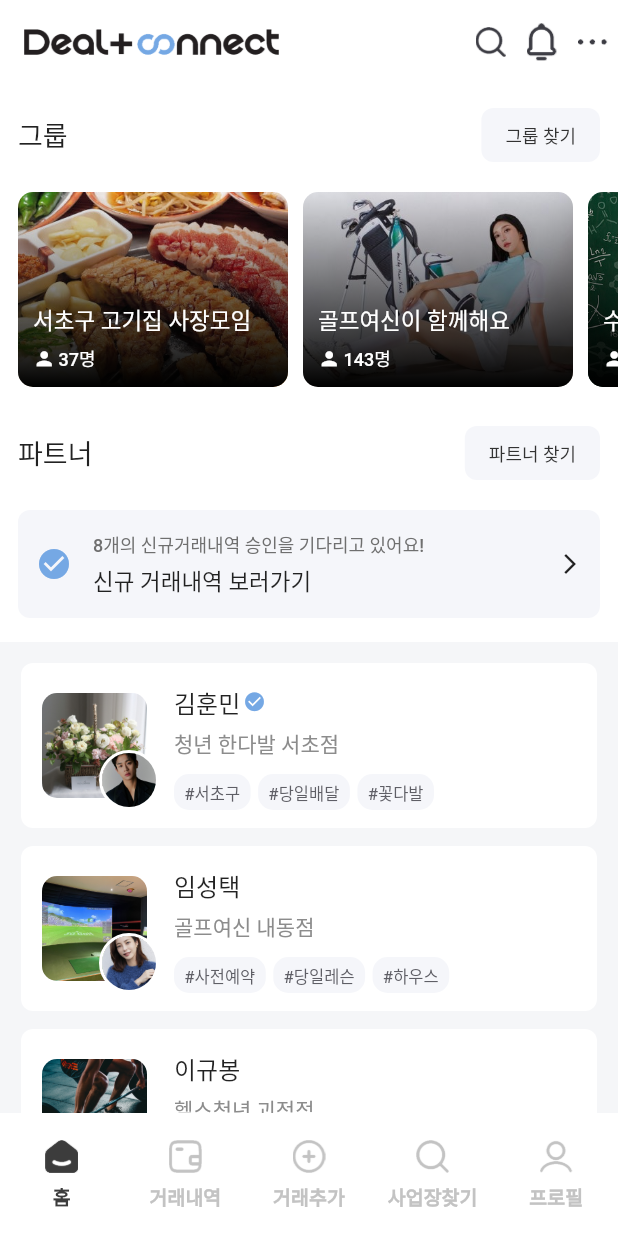
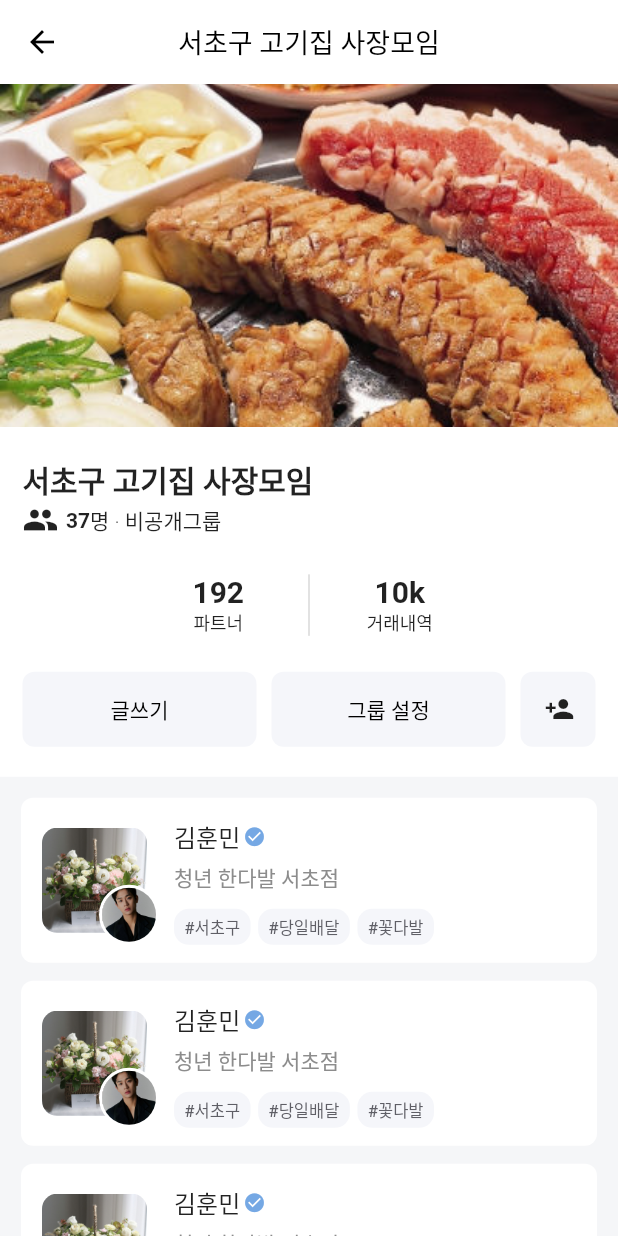
Before and after one commit to HunMin0/new_dandc, a Flutter app: the DefaultPage screen opened by its route, after a tap on "서초구 고기집 사장모임", on a phone screen of 412 x 824 dp. Run offline on Flutter 3.47's test engine with Material 3 defaults, Android fonts, the phone set to English and light mode, and no system bars; our stand-ins replace cached_network_image, file_picker, fluttertoast, hexcolor, image_picker and 2 more; missing offline and left inert: dart:ffi; accounts and stored records are empty; Roboto replaces fonts that are missing (NotoSans).

Commit message:
택이 그룹상세페이지 작업중

```diff
--- a/lib/db/group_data.dart
+++ b/lib/db/group_data.dart
@@ -4,6 +4,7 @@ import 'package:flutter/material.dart';
 
 final List<Map<String, dynamic>> groupDataList = [
   {
+    'id': 1,
     'imagePath': 'main_sample01',
     'title': '서초구 고기집 사장모임',
     'category': '미식/친목',
@@ -11,6 +12,7 @@ final List<Map<String, dynamic>> groupDataList = [
     'link':'#',
   },
   {
+    'id': 2,
     'imagePath': 'main_sample02',
     'title': '골프여신이 함께해요',
     'category': '스포츠/레져',
@@ -18,6 +20,7 @@ final List<Map<String, dynamic>> groupDataList = [
     'link':'#',
   },
   {
+    'id': 3,
     'imagePath': 'main_sample03',
     'title': '수학의정석 시즌1',
     'category': '교육/레슨',
@@ -25,6 +28,7 @@ final List<Map<String, dynamic>> groupDataList = [
     'link':'#',
   },
   {
+    'id': 4,
     'imagePath': 'main_sample04',
     'title': '골프는 자세가 중요해',
     'category': '공부/학습',
--- a/lib/pages/business/business_detail/business_detail_info.dart
+++ b/lib/pages/business/business_detail/business_detail_info.dart
@@ -201,7 +201,8 @@ class _BusinessDetailInfoState extends State<BusinessDetailInfo> {
               ),
             ],
           ),
-        ));
+        )
+    );
   }
 
 // 반복태그
--- /dev/null
+++ b/lib/pages/group/components/group_button.dart
@@ -0,0 +1,90 @@
+import 'package:flutter/material.dart';
+
+class GroupButton extends StatelessWidget {
+  const GroupButton({Key? key}) : super(key: key);
+
+  @override
+  Widget build(BuildContext context) {
+    return Row(
+      children: [
+        _reanderButton(btnName: '글쓰기', onPressed: (){},),
+        SizedBox(
+          width: 10.0,
+        ),
+        _reanderButton(btnName: '그룹 설정', onPressed: (){},),
+        SizedBox(width: 10.0,),
+        _iconButton(btnIcons: Icons.person_add, onPressed: (){},),
+      ],
+    );
+  }
+}
+
+class _iconButton extends StatelessWidget {
+  final IconData btnIcons;
+  final VoidCallback onPressed;
+
+  const _iconButton({
+    required this.btnIcons,
+    required this.onPressed,
+    super.key,
+  });
+
+  @override
+  Widget build(BuildContext context) {
+    return Container(
+      width: 50.0,
+      child: ElevatedButton(
+        onPressed: onPressed,
+        child: Icon(
+          size: 20.0,
+          btnIcons,
+          color: Colors.black87,
+        ),
+        style: ElevatedButton.styleFrom(
+          minimumSize: Size(double.infinity, 50),
+          backgroundColor: Color(0xFFF5F6FA),
+          foregroundColor: Color(0xFFF5F6FA),
+          elevation: 0,
+          shape: RoundedRectangleBorder(
+              borderRadius: BorderRadius.circular(8.0)),
+        ),
+      ),
+    );
+  }
+}
+
+
+class _reanderButton extends StatelessWidget {
+  final String btnName;
+  final VoidCallback onPressed;
+
+  const _reanderButton({
+    required this.btnName,
+    required this.onPressed,
+    super.key,
+  });
+
+  @override
+  Widget build(BuildContext context) {
+    return Expanded(
+      child: ElevatedButton(
+        onPressed: onPressed,
+        child: Text(
+          btnName,
+          style: TextStyle(
+              color: Colors.black,
+              fontSize: 14.0,
+              fontWeight: FontWeight.w500),
+        ),
+        style: ElevatedButton.styleFrom(
+          minimumSize: Size(double.infinity, 50),
+          backgroundColor: Color(0xFFF5F6FA),
+          foregroundColor: Color(0xFFF5F6FA),
+          elevation: 0,
+          shape: RoundedRectangleBorder(
+              borderRadius: BorderRadius.circular(8.0)),
+        ),
+      ),
+    );
+  }
+}
--- /dev/null
+++ b/lib/pages/group/components/group_condition.dart
@@ -0,0 +1,68 @@
+import 'package:flutter/material.dart';
+
+class GroupCondition extends StatelessWidget {
+  final int partner;
+  final dynamic history;
+
+  const GroupCondition({
+    required this.partner,
+    required this.history,
+
+    Key? key}) : super(key: key);
+
+  @override
+  Widget build(BuildContext context) {
+    return IntrinsicHeight(
+      child: Row(
+        crossAxisAlignment: CrossAxisAlignment.stretch,
+        mainAxisAlignment: MainAxisAlignment.center,
+        children: [
+          _buildUserTab(
+            partner.toString(),
+            '파트너',
+          ),
+          _buildTabLine(),
+          _buildUserTab(
+            history,
+            '거래내역',
+          ),
+        ],
+      ),
+    );
+  }
+}
+
+Widget _buildUserTab(String tabData, String tabTitle) {
+  final tabDataStyle = TextStyle(
+    fontWeight: FontWeight.w700,
+    fontSize: 20.0,
+  );
+  final tabTitleStyle = TextStyle(
+    fontWeight: FontWeight.w400,
+    fontSize: 12.0,
+  );
+
+  return Container(
+    width: 120.0,
+    child: Column(
+      children: [
+        Text(
+          tabData,
+          style: tabDataStyle,
+        ),
+        Text(
+          tabTitle,
+          style: tabTitleStyle,
+        ),
+      ],
+    ),
+  );
+}
+
+Widget _buildTabLine() {
+  return Container(
+    width: 1.0,
+    height: double.infinity,
+    color: const Color(0xFFD9D9D9),
+  );
+}
--- /dev/null
+++ b/lib/pages/group/components/group_data.dart
@@ -0,0 +1,79 @@
+import 'package:flutter/material.dart';
+
+// 메인 파트너 세로 리스트
+
+final List<Map<String, dynamic>> groupDataList = [
+  {
+    'avaterImagePath':'main_sample_avater',
+    'bgImagePath': 'main_sample05',
+    'companyName': '청년 한다발 서초점',
+    'userName': '김훈민',
+    'tagList': ['#서초구', '#당일배달', '#꽃다발'],
+    'newMark': true,
+    'link':'#',
+  },
+  {
+    'avaterImagePath':'main_sample_avater',
+    'bgImagePath': 'main_sample05',
+    'companyName': '청년 한다발 서초점',
+    'userName': '김훈민',
+    'tagList': ['#서초구', '#당일배달', '#꽃다발'],
+    'newMark': true,
+    'link':'#',
+  },
+  {
+    'avaterImagePath':'main_sample_avater',
+    'bgImagePath': 'main_sample05',
+    'companyName': '청년 한다발 서초점',
+    'userName': '김훈민',
+    'tagList': ['#서초구', '#당일배달', '#꽃다발'],
+    'newMark': true,
+    'link':'#',
+  },
+  {
+    'avaterImagePath':'main_sample_avater',
+    'bgImagePath': 'main_sample05',
+    'companyName': '청년 한다발 서초점',
+    'userName': '김훈민',
+    'tagList': ['#서초구', '#당일배달', '#꽃다발'],
+    'newMark': true,
+    'link':'#',
+  },
+  {
+    'avaterImagePath':'main_sample_avater',
+    'bgImagePath': 'main_sample05',
+    'companyName': '청년 한다발 서초점',
+    'userName': '김훈민',
+    'tagList': ['#서초구', '#당일배달', '#꽃다발'],
+    'newMark': true,
+    'link':'#',
+  },
+  {
+    'avaterImagePath':'main_sample_avater',
+    'bgImagePath': 'main_sample05',
+    'companyName': '청년 한다발 서초점',
+    'userName': '김훈민',
+    'tagList': ['#서초구', '#당일배달', '#꽃다발'],
+    'newMark': true,
+    'link':'#',
+  },
+  {
+    'avaterImagePath':'main_sample_avater',
+    'bgImagePath': 'main_sample05',
+    'companyName': '청년 한다발 서초점',
+    'userName': '김훈민',
+    'tagList': ['#서초구', '#당일배달', '#꽃다발'],
+    'newMark': true,
+    'link':'#',
+  },
+  {
+    'avaterImagePath':'main_sample_avater',
+    'bgImagePath': 'main_sample05',
+    'companyName': '청년 한다발 서초점',
+    'userName': '김훈민',
+    'tagList': ['#서초구', '#당일배달', '#꽃다발'],
+    'newMark': true,
+    'link':'#',
+  },
+
+];
--- /dev/null
+++ b/lib/pages/group/group_view.dart
@@ -0,0 +1,110 @@
+import 'package:Deal_Connect/components/layout/default_logo_layout.dart';
+import 'package:Deal_Connect/components/list_card.dart';
+import 'package:Deal_Connect/pages/group/components/group_button.dart';
+import 'package:Deal_Connect/pages/group/components/group_condition.dart';
+import 'package:flutter/material.dart';
+
+import 'components/group_data.dart';
+
+class GroupView extends StatefulWidget {
+  final int id;
+
+  const GroupView({required this.id, Key? key}) : super(key: key);
+
+  @override
+  State<GroupView> createState() => _GroupViewState();
+}
+
+class _GroupViewState extends State<GroupView> {
+  @override
+  Widget build(BuildContext context) {
+    return DefaultLogoLayout(
+        titleName: '서초구 고기집 사장모임',
+        isNotInnerPadding: 'true',
+        child: NestedScrollView(
+          headerSliverBuilder: (context, innerBoxIsScrolled) {
+            return [
+              SliverList(
+                  delegate: SliverChildListDelegate([
+                AspectRatio(
+                  aspectRatio: 1.8 / 1,
+                  child: Container(
+                    decoration: BoxDecoration(
+                      image: DecorationImage(
+                        image: AssetImage(
+                            'assets/images/sample/main_sample01.jpg'),
+                        //  image: widget.imagePath,  =>  무슨 오류인지 모르겠음
+                        fit: BoxFit.cover,
+                      ),
+                    ),
+                  ),
+                ),
+                Padding(
+                  padding:
+                  const EdgeInsets.symmetric(horizontal: 15.0, vertical: 20),
+                  child: Column(
+                    crossAxisAlignment: CrossAxisAlignment.start,
+                    children: [
+                      Text(
+                        '서초구 고기집 사장모임',
+                        style:
+                        TextStyle(fontSize: 20, fontWeight: FontWeight.bold),
+                      ),
+                      Row(
+                        children: [
+                          Icon(Icons.group),
+                          SizedBox(width: 5),
+                          Text(
+                            '37',
+                            style: TextStyle(fontWeight: FontWeight.bold),
+                          ),
+                          Text('명 · 비공개그룹')
+                        ],
+                      ),
+                      SizedBox(height: 24.0),
+                      GroupCondition(partner: 192, history: '10k'),
+                      SizedBox(height: 24.0),
+                      GroupButton(),
+                    ],
+                  ),
+                ),
+              ]))
+            ];
+          },
+          body: Column(
+            crossAxisAlignment: CrossAxisAlignment.start,
+            children: [
+              Container(
+                child: Expanded(
+                    child: Container(
+                      decoration: BoxDecoration(color: Color(0xFFf5f6f8)),
+                      child: ListView.builder(
+                          padding: const EdgeInsets.only(
+                            top: 14.0,
+                            left: 14.0,
+                            right: 14.0,
+                          ),
+                          itemCount: groupDataList.length,
+                          itemBuilder: (context, index) {
+                            Map<String, dynamic> groupData = groupDataList[index];
+                            return GestureDetector(
+                              onTap: () {
+                                print('클릭했다 게시글을');
+                              },
+                              child: ListCard(
+                                avaterImagePath: groupData['avaterImagePath'],
+                                bgImagePath: groupData['bgImagePath'],
+                                companyName: groupData['companyName'],
+                                userName: groupData['userName'],
+                                tagList: groupData['tagList'],
+                                newMark: groupData['newMark'],
+                              ),
+                            );
+                          }),
+                    )),
+              )
+            ],
+          ),
+        ));
+  }
+}
--- a/lib/pages/home/components/group_card.dart
+++ b/lib/pages/home/components/group_card.dart
@@ -1,11 +1,13 @@
 import 'package:flutter/material.dart';
 
 class GroupCard extends StatefulWidget {
+  final int id;
   final String imagePath;
   final String title;
   final int memberCount;
 
   const GroupCard({
+    required this.id,
     required this.imagePath,
     required this.title,
     required this.memberCount,
--- a/lib/pages/home/home_index.dart
+++ b/lib/pages/home/home_index.dart
@@ -3,6 +3,7 @@ import 'package:Deal_Connect/db/vertical_data.dart';
 import 'package:Deal_Connect/pages/business/business_detail/business_detail_info.dart';
 import 'package:Deal_Connect/pages/business/business_index.dart';
 import 'package:Deal_Connect/pages/group/group_index.dart';
+import 'package:Deal_Connect/pages/group/group_view.dart';
 import 'package:Deal_Connect/pages/history/history_detail/history_detail_index.dart';
 import 'package:Deal_Connect/pages/search/search_index.dart';
 import 'package:flutter/material.dart';
@@ -156,9 +157,27 @@ class _HorizontalList extends StatelessWidget {
 
             return GestureDetector(
               onTap: () {
-                print('클릭됨');
+                //  print('클릭됨');
+                //  GroupView();
+                /*
+                Navigator.push(
+                  context,
+                  MaterialPageRoute(
+                    builder: (context) => GroupView(),
+                    builder: (context) => GroupView(id: groupData['id']),
+                  ),
+                );
+                */
+                Navigator.push(
+                    context,
+                    MaterialPageRoute(builder: (context) => GroupView(
+                        id: groupData['id'],
+                      )
+                    ),
+                );
               },
               child: GroupCard(
+                id: groupData['id'],
                 imagePath: groupData['imagePath'],
                 title: groupData['title'],
                 //category: groupData['category'],
```
